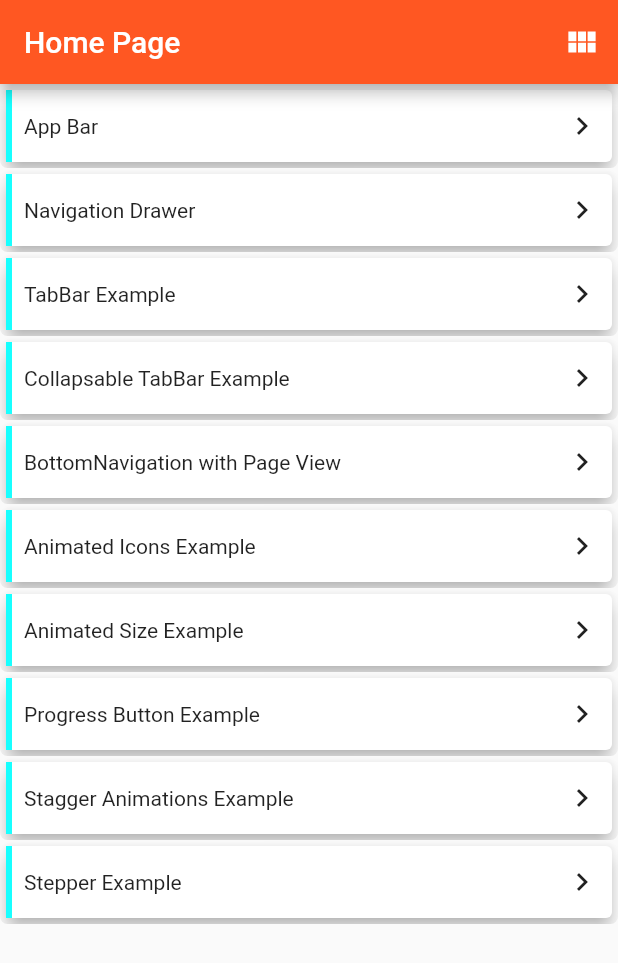
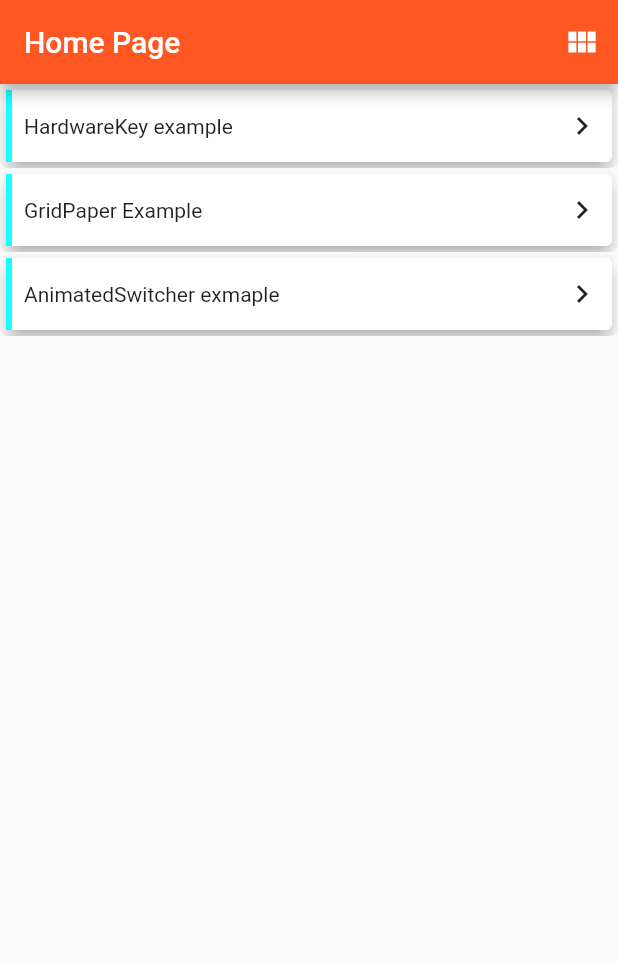
Before and after one commit to VlatkovicB/flutter_playground, a Flutter app: the screen it shows after launch, on a phone screen of 412 x 824 dp. Shown: the top 963 px of the screen. Run offline on Flutter 3.47's test engine with Material 2 defaults, Android fonts, the phone set to English and light mode, and no system bars; Roboto replaces fonts that are missing (Roboto-Regular.ttf).

Commit message:
animated switcher, grid paper, hardware key all done

```diff
--- a/lib/imports.dart
+++ b/lib/imports.dart
@@ -13,6 +13,9 @@ export './screens/animated_size_example.dart';
 export './screens/progress_button_example.dart';
 export './screens/stagger_animations_example.dart';
 export './screens/stepper_example.dart';
+export './screens/hardware_key_example.dart';
+export './screens/grid_paper_example.dart';
+export './screens/animated_switcher_example.dart';
 
 // WIDGETS
 export './widgets/menu_button.dart';
--- a/lib/main.dart
+++ b/lib/main.dart
@@ -26,6 +26,9 @@ class MyApp extends StatelessWidget {
         ProgressButtonExample.routeName: (ctx) => ProgressButtonExample(),
         StaggerAnimationsExample.routeName: (ctx) => StaggerAnimationsExample(),
         StepperExample.routeName: (ctx) => StepperExample(),
+        HardwareKeyExample.routeName: (ctx) => HardwareKeyExample(),
+        GridPaperExample.routeName: (ctx) => GridPaperExample(),
+        AnimatedSwitcherExample.routeName: (ctx) => AnimatedSwitcherExample(),
       },
     );
   }
--- a/lib/screens/home_page.dart
+++ b/lib/screens/home_page.dart
@@ -27,38 +27,45 @@ class _HomePageState extends State<HomePage> with TickerProviderStateMixin {
   }
 
   final _children = <Widget>[
+    // MenuButton(
+    //   routeName: AppBarExample.routeName,
+    //   title: "App Bar",
+    // ),
+    // MenuButton(
+    //   routeName: NavigationDrawerExample.routeName,
+    //   title: "Navigation Drawer",
+    // ),
+    // MenuButton(
+    //   routeName: TabBarExample.routeName,
+    //   title: "TabBar Example",
+    // ),
+    // MenuButton(
+    //   routeName: CollapsableToolbarExample.routeName,
+    //   title: "Collapsable TabBar Example",
+    // ),
+    // MenuButton(
+    //     routeName: BottomNavigationExample.routeName,
+    //     title: "BottomNavigation with Page View"),
+    // MenuButton(
+    //     routeName: AnimatedIconsExample.routeName,
+    //     title: "Animated Icons Example"),
+    // MenuButton(
+    //     routeName: AnimatedSizeExample.routeName,
+    //     title: "Animated Size Example"),
+    // MenuButton(
+    //     routeName: ProgressButtonExample.routeName,
+    //     title: "Progress Button Example"),
+    // MenuButton(
+    //     routeName: StaggerAnimationsExample.routeName,
+    //     title: "Stagger Animations Example"),
+    // MenuButton(routeName: StepperExample.routeName, title: "Stepper Example"),
     MenuButton(
-      routeName: AppBarExample.routeName,
-      title: "App Bar",
-    ),
+        routeName: HardwareKeyExample.routeName, title: 'HardwareKey example'),
     MenuButton(
-      routeName: NavigationDrawerExample.routeName,
-      title: "Navigation Drawer",
-    ),
+        routeName: GridPaperExample.routeName, title: 'GridPaper Example'),
     MenuButton(
-      routeName: TabBarExample.routeName,
-      title: "TabBar Example",
-    ),
-    MenuButton(
-      routeName: CollapsableToolbarExample.routeName,
-      title: "Collapsable TabBar Example",
-    ),
-    MenuButton(
-        routeName: BottomNavigationExample.routeName,
-        title: "BottomNavigation with Page View"),
-    MenuButton(
-        routeName: AnimatedIconsExample.routeName,
-        title: "Animated Icons Example"),
-    MenuButton(
-        routeName: AnimatedSizeExample.routeName,
-        title: "Animated Size Example"),
-    MenuButton(
-        routeName: ProgressButtonExample.routeName,
-        title: "Progress Button Example"),
-    MenuButton(
-        routeName: StaggerAnimationsExample.routeName,
-        title: "Stagger Animations Example"),
-    MenuButton(routeName: StepperExample.routeName, title: "Stepper Example"),
+        routeName: AnimatedSwitcherExample.routeName,
+        title: 'AnimatedSwitcher exmaple'),
   ];
 
   void _toggleView() {
```
Also changed, not shown: lib/screens/animated_switcher_example.dart (added, +51 -0 lines), lib/screens/grid_paper_example.dart (added, +17 -0 lines), lib/screens/hardware_key_example.dart (added, +95 -0 lines).
